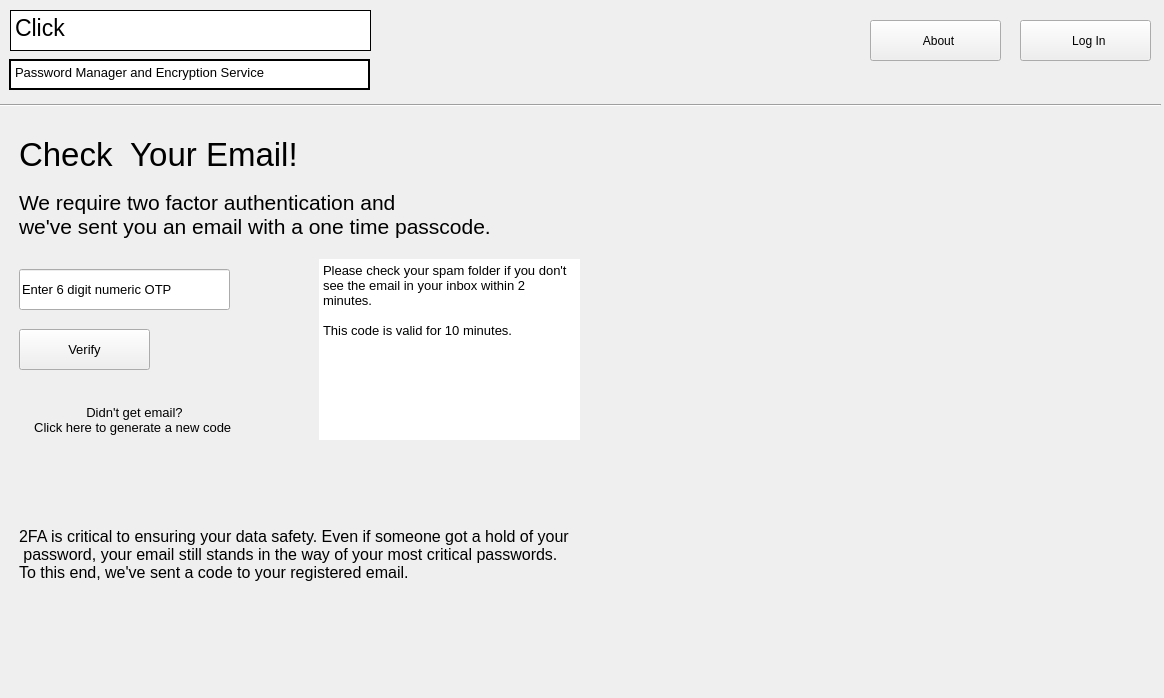
First picture: the form in mainwindow.ui, repository PhiJam1/Click, before the edit.
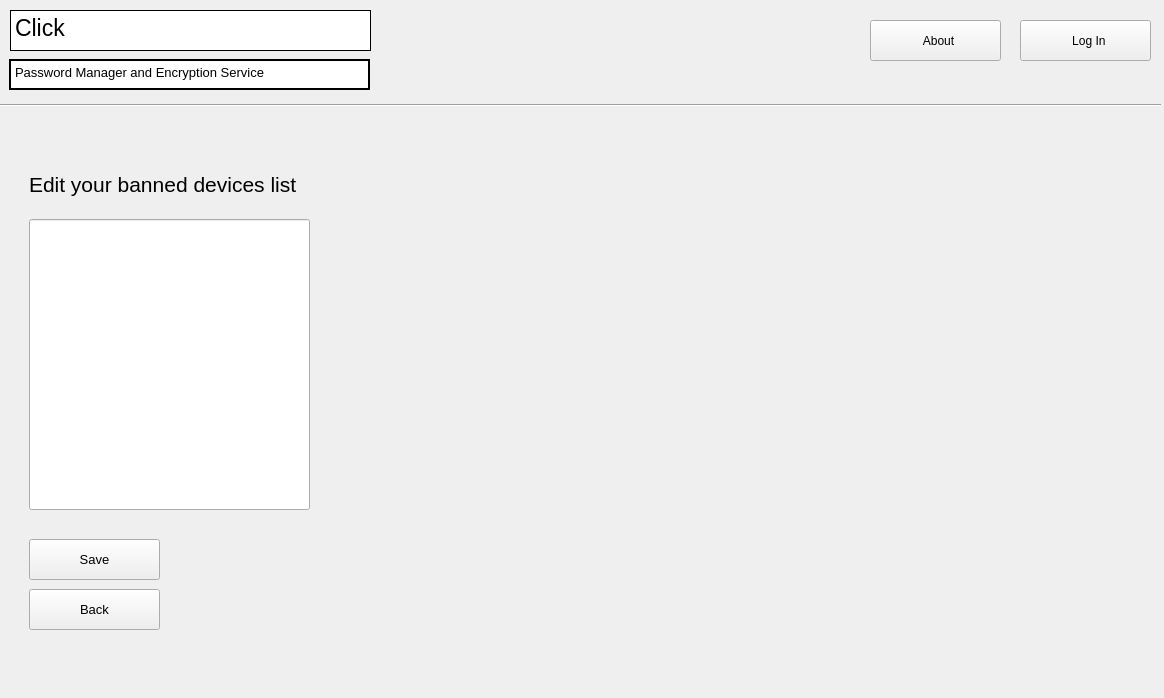
Second picture: the form after the edit. Icons and pictures are not drawn.

```diff
--- a/mainwindow.ui
+++ b/mainwindow.ui
@@ -33,7 +33,7 @@
      </font>
     </property>
     <property name="currentIndex">
-     <number>9</number>
+     <number>10</number>
     </property>
     <widget class="QWidget" name="SignUpPage">
      <widget class="QGroupBox" name="SignUpBox">
@@ -1942,6 +1942,165 @@
      <zorder>LockIMG2fa</zorder>
      <zorder>OTPMessagePane</zorder>
     </widget>
+    <widget class="QWidget" name="HardwareBan">
+     <widget class="QLineEdit" name="HBEntry">
+      <property name="geometry">
+       <rect>
+        <x>20</x>
+        <y>160</y>
+        <width>281</width>
+        <height>291</height>
+       </rect>
+      </property>
+      <property name="text">
+       <string/>
+      </property>
+     </widget>
+     <widget class="QLabel" name="HBHeader">
+      <property name="geometry">
+       <rect>
+        <x>20</x>
+        <y>90</y>
+        <width>291</width>
+        <height>71</height>
+       </rect>
+      </property>
+      <property name="font">
+       <font>
+        <pointsize>16</pointsize>
+        <bold>false</bold>
+       </font>
+      </property>
+      <property name="text">
+       <string>Edit your banned devices list</string>
+      </property>
+     </widget>
+     <widget class="QPushButton" name="HBSaveBTN">
+      <property name="geometry">
+       <rect>
+        <x>20</x>
+        <y>480</y>
+        <width>131</width>
+        <height>41</height>
+       </rect>
+      </property>
+      <property name="font">
+       <font>
+        <pointsize>10</pointsize>
+        <bold>false</bold>
+       </font>
+      </property>
+      <property name="text">
+       <string>Save</string>
+      </property>
+      <property name="icon">
+       <iconset theme="go-down"/>
+      </property>
+      <property name="flat">
+       <bool>false</bool>
+      </property>
+     </widget>
+     <widget class="QLabel" name="LockIMG2fa_2">
+      <property name="geometry">
+       <rect>
+        <x>620</x>
+        <y>100</y>
+        <width>461</width>
+        <height>471</height>
+       </rect>
+      </property>
+      <property name="autoFillBackground">
+       <bool>true</bool>
+      </property>
+      <property name="text">
+       <string/>
+      </property>
+      <property name="pixmap">
+       <pixmap>MainPageImg.png</pixmap>
+      </property>
+      <property name="scaledContents">
+       <bool>true</bool>
+      </property>
+     </widget>
+     <widget class="QPlainTextEdit" name="LogoBannerTXT_13">
+      <property name="geometry">
+       <rect>
+        <x>0</x>
+        <y>0</y>
+        <width>361</width>
+        <height>31</height>
+       </rect>
+      </property>
+      <property name="font">
+       <font>
+        <pointsize>10</pointsize>
+        <bold>false</bold>
+       </font>
+      </property>
+      <property name="frameShape">
+       <enum>QFrame::WinPanel</enum>
+      </property>
+      <property name="frameShadow">
+       <enum>QFrame::Plain</enum>
+      </property>
+      <property name="verticalScrollBarPolicy">
+       <enum>Qt::ScrollBarAlwaysOff</enum>
+      </property>
+      <property name="horizontalScrollBarPolicy">
+       <enum>Qt::ScrollBarAlwaysOff</enum>
+      </property>
+      <property name="readOnly">
+       <bool>true</bool>
+      </property>
+      <property name="plainText">
+       <string>Password Manager and Encryption Service</string>
+      </property>
+     </widget>
+     <widget class="QLabel" name="TFAHeader_3">
+      <property name="geometry">
+       <rect>
+        <x>160</x>
+        <y>470</y>
+        <width>291</width>
+        <height>91</height>
+       </rect>
+      </property>
+      <property name="font">
+       <font>
+        <pointsize>8</pointsize>
+        <bold>false</bold>
+       </font>
+      </property>
+      <property name="text">
+       <string/>
+      </property>
+     </widget>
+     <widget class="QPushButton" name="HBBackBTN">
+      <property name="geometry">
+       <rect>
+        <x>20</x>
+        <y>530</y>
+        <width>131</width>
+        <height>41</height>
+       </rect>
+      </property>
+      <property name="font">
+       <font>
+        <pointsize>10</pointsize>
+        <bold>false</bold>
+       </font>
+      </property>
+      <property name="text">
+       <string>Back</string>
+      </property>
+      <property name="icon">
+       <iconset theme="go-previous"/>
+      </property>
+      <property name="flat">
+       <bool>false</bool>
+      </property>
+     </widget>
+    </widget>
    </widget>
    <widget class="QPushButton" name="AboutBTN">
     <property name="geometry">
```
Left out of the diff: 13 changed lines with no effect on the pictures.
